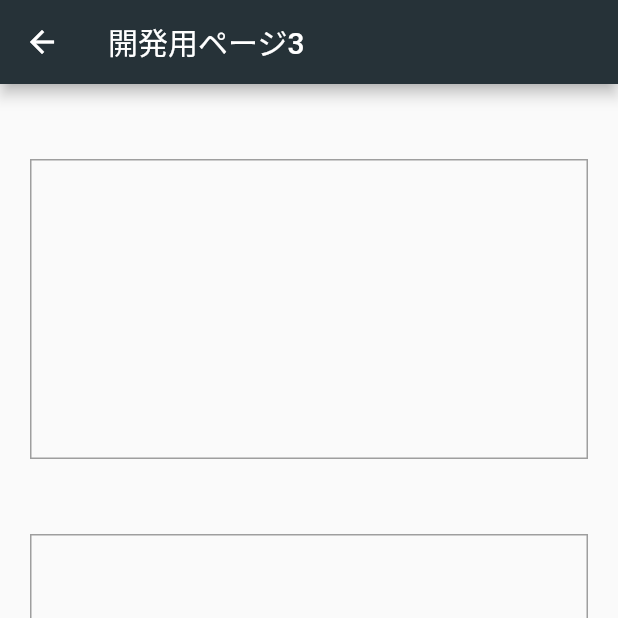
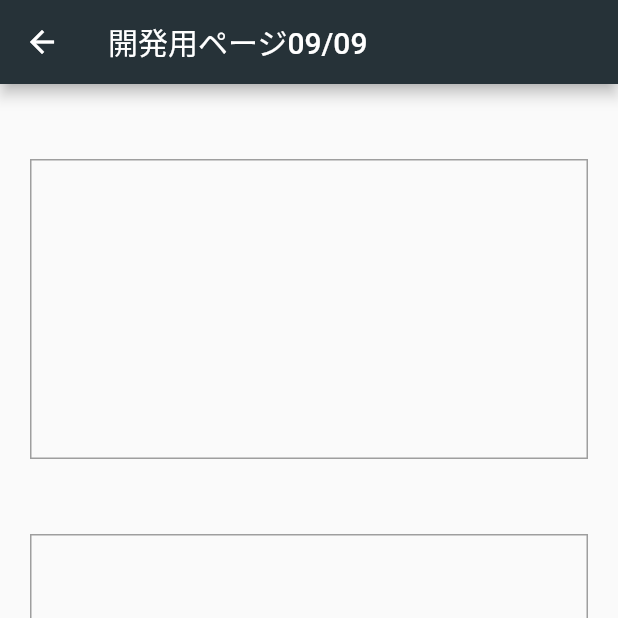
Before and after one commit to acaValkyrie/SpicyBabyChan, a Flutter app: the TestWidget screen opened by its route, on a phone screen of 412 x 824 dp, the top half of it. Run offline on Flutter 3.47's test engine with Material 2 defaults, Android fonts, the phone set to English and light mode, and no system bars; our stand-ins replace assets_audio_player, flutter_slidable, vibration; missing offline and left inert: flutter_speech.

Commit message:
最新版

```diff
--- a/kadai/lib/routes/test_route.dart
+++ b/kadai/lib/routes/test_route.dart
@@ -47,6 +47,7 @@ class TestState extends State<TestWidget> {
       print(res);
       setState(() => speechRecognitionAvailable = res);
       print("exit from setState");
+      //globals.isListening = false;
     });
     onCurrentLocale('jp_JP');
   }
@@ -65,35 +66,21 @@ class TestState extends State<TestWidget> {
     print(speechRecognitionAvailable);
 
     if(speechRecognitionAvailable){
-      globals.inputText2 = "available";
+      globals.inputText2 = "Speech Recognition Available";
       if(globals.isListening){
         globals.isListening = false;
-        globals.inputText2 += "\nisListening : true\n";
+        globals.inputText2 += "\nisListening : false\n";
       }else{
+        globals.inputText2 += "\nDoing Recognition";
         start();
       }
     }
-    /*
-    if(!globals.isListening){
-      print("Let's start()");
-      globals.inputText2 = "";
-      start();
-    }
-    if(globals.isListening){
-      print("isListening = true");
-      print("avalable:");
-      print(speechRecognitionAvailable);
-      globals.inputText2 = "isListening : true\n";
-    }else{
-      print("isListening = false");
-      globals.inputText2 = "isListening : false\n";
-    }*/
 
     if(isMach){
       //globals.callFunc();
     }
     return Scaffold(
-        appBar: AppBar(title: Text("開発用ページ3"),),
+        appBar: AppBar(title: Text("開発用ページ09/09"),),
 
         floatingActionButton: FloatingActionButton(
           tooltip: 'Action!',
@@ -160,6 +147,8 @@ class TestState extends State<TestWidget> {
   void start() =>
       speech.activate(selectedLang.code).then((_) {
         return speech.listen().then((result) {
+          print('===================================== SPEECH RECOGNITION STARTED ==========================================');
+          print('VVVVVVVVVVVVVVVVVVVVVVVVVVVVVVVVVVVVVVVVVVVVVVVVVVVVVVVVVVVVVVVVVVVVVVVVVVVVVVVVVVVVVVVVVVVVVVVVVVVVVVVVVVV');
           print('_MyAppState.start => result $result');
           setState(() {
             print("on start()\n");
@@ -201,6 +190,7 @@ class TestState extends State<TestWidget> {
     print("on onRecognitionResult");
     print('_MyAppState.onRecognitionResult... $text');
     setState(() => globals.inputText = text);
+    globals.isListening = false;
   }
 
   void onRecognitionComplete(String text) {
@@ -212,6 +202,7 @@ class TestState extends State<TestWidget> {
   void errorHandler(){
     print("on errorHandler");
     activateSpeechRecognizer();
+    globals.isListening = false;
   }
 
 }
```
Also changed, not shown: kadai/pubspec.lock.
